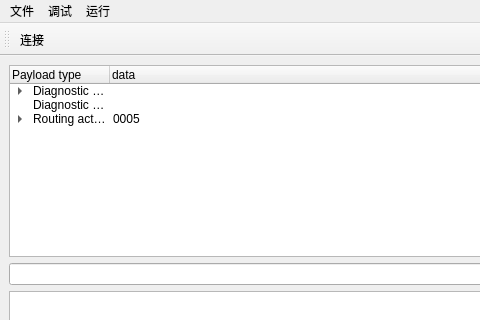
Qt form mainwindow.ui (xjzer/QtWidgetDemo) before a commit; both pictures show x 0 to 480 and y 0 to 320 of the 873 by 538 pixel window.
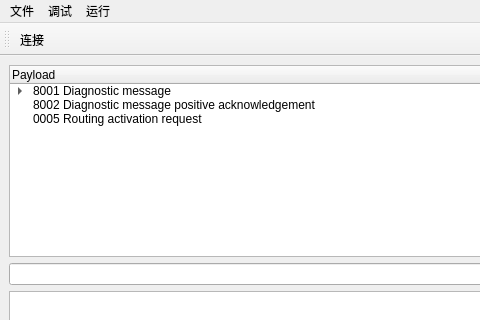
The same form after that commit.

Commit message: Feat(routing):Add code to send routing activation requests through treeWidget

```diff
--- a/mainwindow.ui
+++ b/mainwindow.ui
@@ -21,20 +21,12 @@
        <widget class="QTreeWidget" name="treeWidget_doipConsole">
         <column>
          <property name="text">
-          <string>Payload type</string>
-         </property>
-        </column>
-        <column>
-         <property name="text">
-          <string>data</string>
+          <string>Payload</string>
          </property>
         </column>
         <item>
          <property name="text">
-          <string>Diagnostic message</string>
-         </property>
-         <property name="text">
-          <string/>
+          <string>8001 Diagnostic message</string>
          </property>
          <item>
           <property name="text">
@@ -90,29 +82,13 @@
         </item>
         <item>
          <property name="text">
-          <string>Diagnostic message positive acknowledgement</string>
+          <string>8002 Diagnostic message positive acknowledgement</string>
          </property>
         </item>
         <item>
          <property name="text">
-          <string>Routing activation request</string>
+          <string>0005 Routing activation request</string>
          </property>
-         <property name="text">
-          <string>0005</string>
-         </property>
-         <property name="font">
-          <font>
-           <underline>false</underline>
-          </font>
-         </property>
-         <item>
-          <property name="text">
-           <string>Activation type</string>
-          </property>
-          <property name="text">
-           <string/>
-          </property>
-         </item>
         </item>
        </widget>
       </item>
```
Left out of the diff: 7 changed lines with no effect on the pictures. The commit also changes 8 other files.
